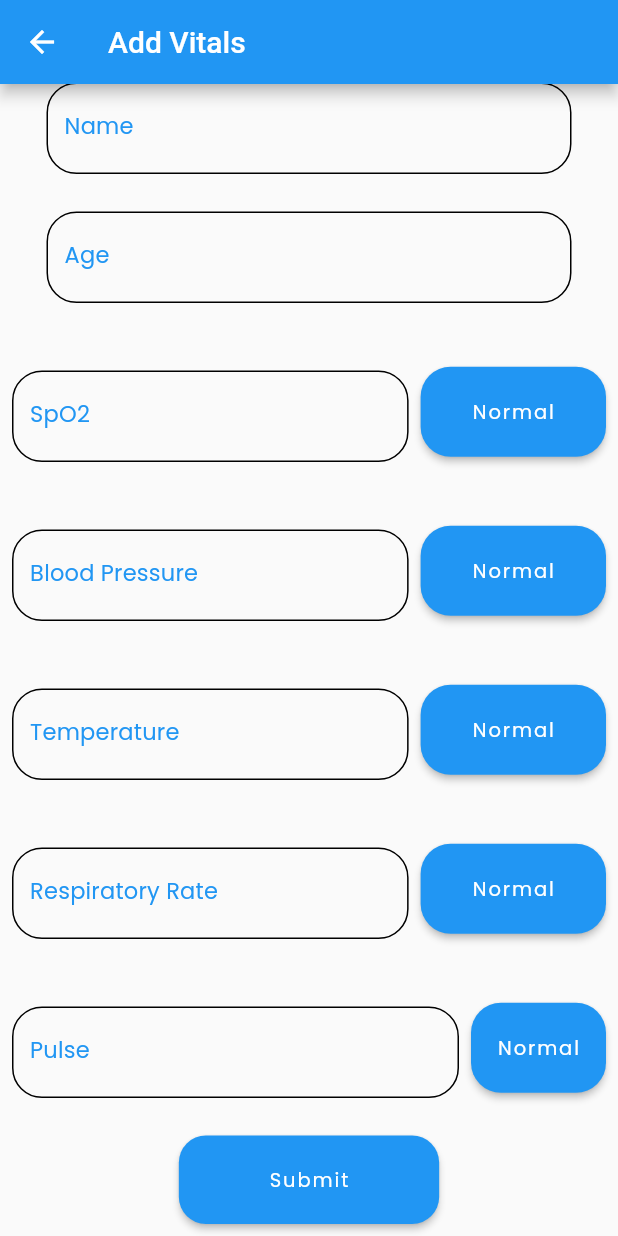
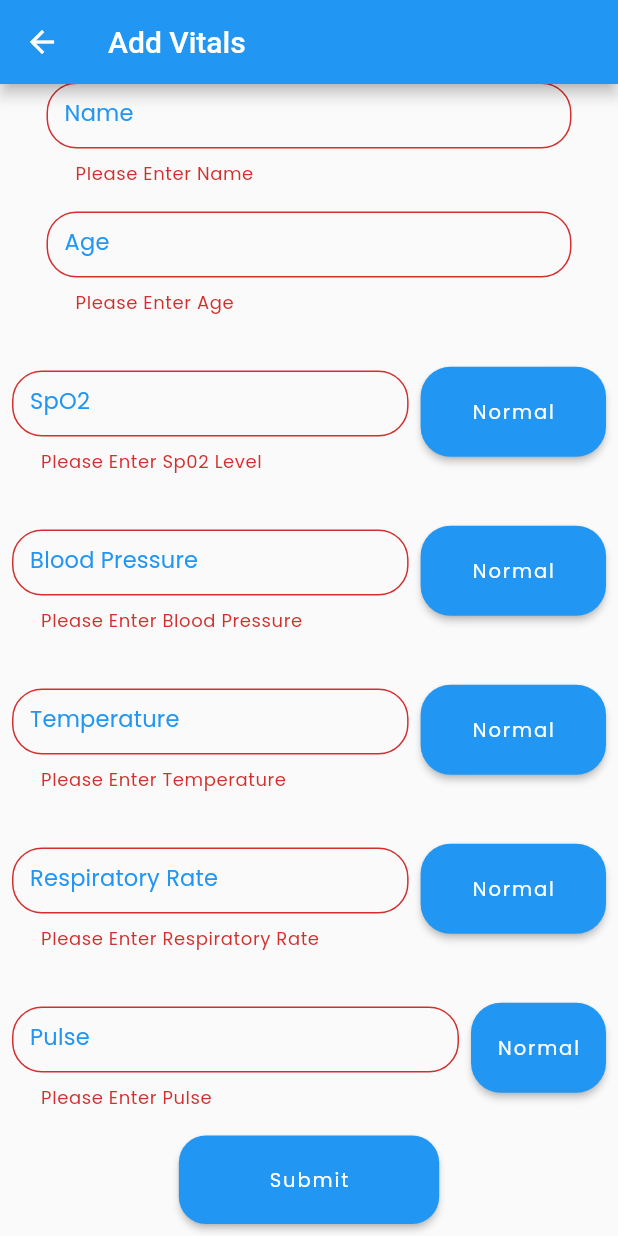
Before and after one commit to cloneartist/CoiHo, a Flutter app: the screen it shows after launch, scrolled down 115 dp, after a tap on "Submit", on a phone screen of 412 x 824 dp. Run offline on Flutter 3.47's test engine with Material 2 defaults, Android fonts, the phone set to English and light mode, and no system bars; our stand-ins replace cloud_firestore, firebase_auth, firebase_core; accounts and stored records are empty.

Commit message:
push data

```diff
--- a/lib/Screens/Nurse.dart
+++ b/lib/Screens/Nurse.dart
@@ -25,14 +25,15 @@ class NurseState extends State<Nurse> {
   String asd = " Not setState";
   // Patient patient = Patient();
 
-  bool validateAndSave(List<Track> track) {
+  bool validateAndSave(List<Track> track, Track newTrack) {
     final form = _formKey.currentState;
     if (form.validate()) {
       form.save();
 // $_uid,$_name,$_age,
       print('$_spo2,$_bp,$_temp,$_resprate,$_pulse');
       DatabaseService _db = new DatabaseService();
-      _db.addNeTrack(track);
+
+      _db.addNeTrack(track, newTrack);
 
       return true;
     } else {
@@ -390,7 +391,12 @@ class NurseState extends State<Nurse> {
                         minimumSize: Size(100, 50),
                         padding: EdgeInsets.fromLTRB(60, 20, 60, 20)),
                     onPressed: () {
-                      // Track trac=
+                      Track trac = Track(
+                          pressure: _bp,
+                          spO2: _spo2,
+                          temp: _temp,
+                          pulse: _pulse);
+                      validateAndSave(selected.patient.track, trac);
                       // validateAndSave(selected.patient.track,)
                     },
                     child: Text('Submit'),
```
Also changed, not shown: lib/services/Database.dart (+17 -1 lines).
